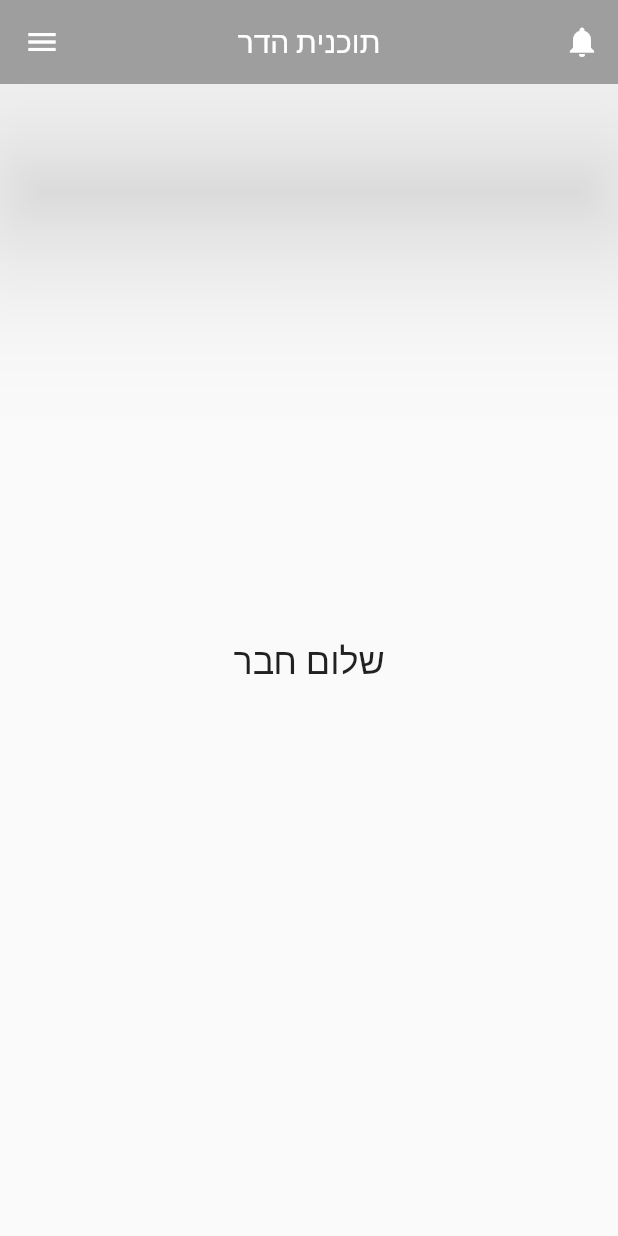
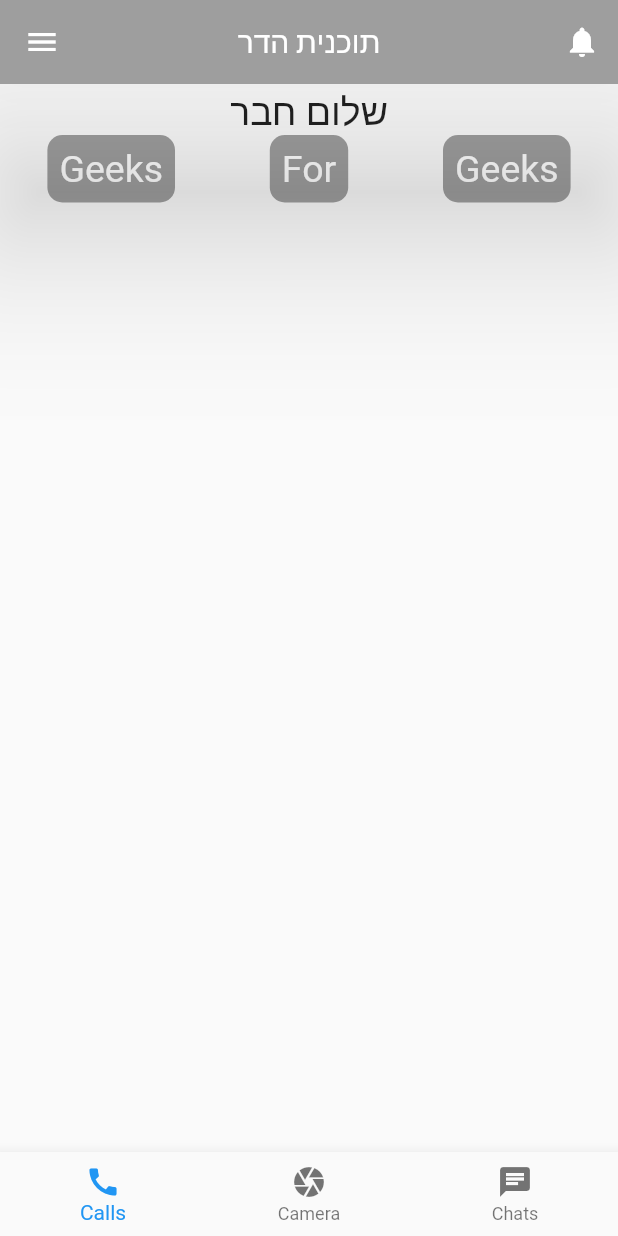
Before and after one commit to ozklingel/tochnit_hadar_front, a Flutter app: the screen it shows after launch, on a phone screen of 412 x 824 dp. Run offline on Flutter 3.47's test engine with Material 2 defaults, Android fonts, the phone set to English and light mode, and no system bars; our stand-ins replace flutter_easyloading.

Commit message:
dashboard add app bar,welcom text,todo bar and bottom bar

```diff
--- a/lib/views/dashboard.dart
+++ b/lib/views/dashboard.dart
@@ -14,6 +14,7 @@ class _MyHome extends State<MyHome> {
   Widget build(BuildContext context) {
     return MaterialApp(
       home: Scaffold(
+        ///////////////1
         appBar: AppBar(
           centerTitle: true,
           title: const Text("תוכנית הדר"),
@@ -36,12 +37,88 @@ class _MyHome extends State<MyHome> {
             },
           ),
           systemOverlayStyle: SystemUiOverlayStyle.light,
-        ), //AppBar
-        body: const Center(
-          child: Text(
-            "שלום חבר",
-            style: TextStyle(fontSize: 24),
-          ), //Text
+        ),
+        ///////////2.
+        body: Column(
+            crossAxisAlignment: CrossAxisAlignment
+                .center, //Center Column contents horizontally,
+            children: <Widget>[
+              Row(
+                  //ROW 2
+                  mainAxisAlignment: MainAxisAlignment
+                      .center, //Center Row contents horizontally,
+                  crossAxisAlignment: CrossAxisAlignment
+                      .center, //Center Row contents vertically,
+                  children: [
+                    Center(
+                      child: Text(
+                        "שלום חבר",
+                        textAlign: TextAlign.center,
+                        style: TextStyle(fontSize: 25),
+                      ),
+                    ),
+                  ]),
+              Row(
+                //Center Row contents horizontally,
+                crossAxisAlignment:
+                    CrossAxisAlignment.center, //Center Row contents vertically,
+                mainAxisAlignment: MainAxisAlignment.spaceAround,
+                children: <Widget>[
+                  Container(
+                    decoration: BoxDecoration(
+                        borderRadius: BorderRadius.circular(10),
+                        color: Colors.grey),
+                    child: const Padding(
+                      padding: EdgeInsets.all(8.0),
+                      child: Text(
+                        "Geeks",
+                        style: TextStyle(color: Colors.white, fontSize: 25),
+                      ),
+                    ),
+                  ),
+                  Container(
+                    decoration: BoxDecoration(
+                        borderRadius: BorderRadius.circular(10),
+                        color: Colors.grey),
+                    child: const Padding(
+                      padding: EdgeInsets.all(8.0),
+                      child: Text(
+                        "For",
+                        style: TextStyle(color: Colors.white, fontSize: 25),
+                      ),
+                    ),
+                  ),
+                  Container(
+                    decoration: BoxDecoration(
+                        borderRadius: BorderRadius.circular(10),
+                        color: Colors.grey),
+                    child: const Padding(
+                      padding: EdgeInsets.all(8.0),
+                      child: Text(
+                        "Geeks",
+                        style: TextStyle(color: Colors.white, fontSize: 25),
+                      ),
+                    ),
+                  )
+                ],
+              ), //AppBar
+            ]),
+        ///////3.
+        bottomNavigationBar: BottomNavigationBar(
+          items: const <BottomNavigationBarItem>[
+            BottomNavigationBarItem(
+              icon: Icon(Icons.call),
+              label: 'Calls',
+            ),
+            BottomNavigationBarItem(
+              icon: Icon(Icons.camera),
+              label: 'Camera',
+            ),
+            BottomNavigationBarItem(
+              icon: Icon(Icons.chat),
+              label: 'Chats',
+            ),
+          ],
         ), //Center
       ), //Scaffold
     );
```
